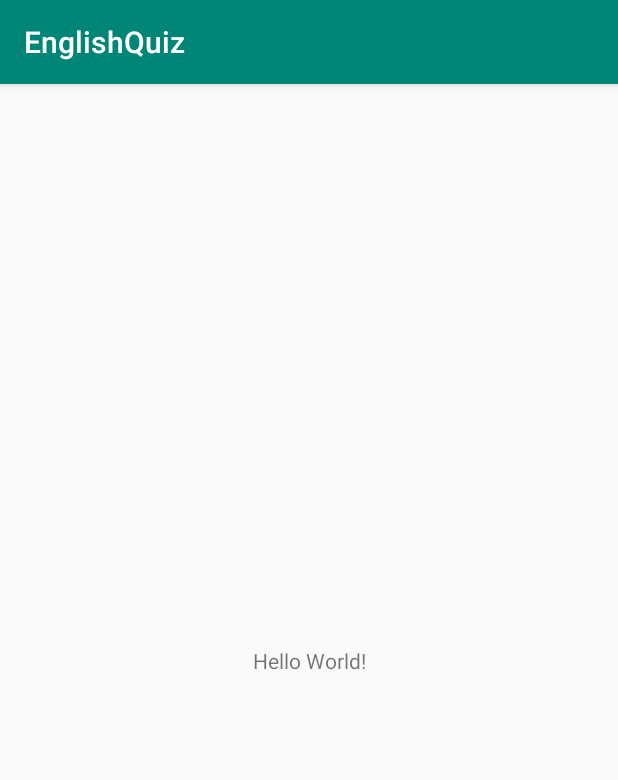
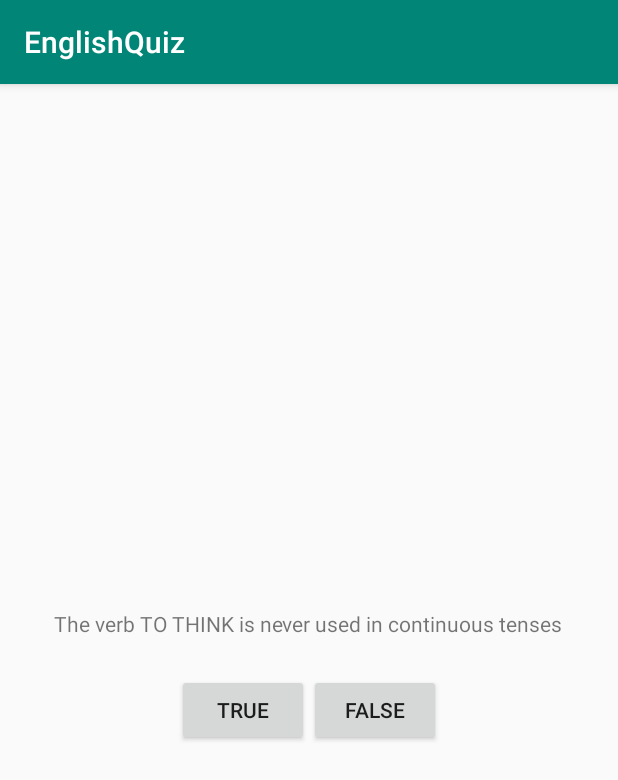
Before and after one commit to RozaliiaRusskikh/EnglishQuiz, an Android app: the screen it shows after launch (QuizActivity), on a phone screen of 412 x 824 dp. Shown: the top 780 px of the screen. Run offline under Robolectric (Android 15) with nearby library versions, the phone set to English and light mode, and no system bars.

Commit message:
Laying Out the UI has been added

```diff
--- a/app/src/main/res/layout/activity_quiz.xml
+++ b/app/src/main/res/layout/activity_quiz.xml
@@ -1,18 +1,29 @@
 <?xml version="1.0" encoding="utf-8"?>
-<androidx.constraintlayout.widget.ConstraintLayout xmlns:android="http://schemas.android.com/apk/res/android"
-    xmlns:app="http://schemas.android.com/apk/res-auto"
-    xmlns:tools="http://schemas.android.com/tools"
+<LinearLayout xmlns:android="http://schemas.android.com/apk/res/android"
     android:layout_width="match_parent"
     android:layout_height="match_parent"
-    tools:context=".QuizActivity">
+    android:orientation="vertical"
+    android:gravity="center">
 
     <TextView
         android:layout_width="wrap_content"
         android:layout_height="wrap_content"
-        android:text="Hello World!"
-        app:layout_constraintBottom_toBottomOf="parent"
-        app:layout_constraintLeft_toLeftOf="parent"
-        app:layout_constraintRight_toRightOf="parent"
-        app:layout_constraintTop_toTopOf="parent" />
+        android:text="The verb TO THINK is never used in continuous tenses"
+        android:padding="24dp"/>
 
-</androidx.constraintlayout.widget.ConstraintLayout>
+    <LinearLayout
+        android:layout_width="wrap_content"
+        android:layout_height="wrap_content"
+        android:orientation="horizontal">
+
+        <Button
+            android:layout_width="match_parent"
+            android:layout_height="wrap_content"
+            android:text="true"/>
+
+        <Button
+            android:layout_width="wrap_content"
+            android:layout_height="wrap_content"
+            android:text="false"/>
+    </LinearLayout>
+</LinearLayout>
```
